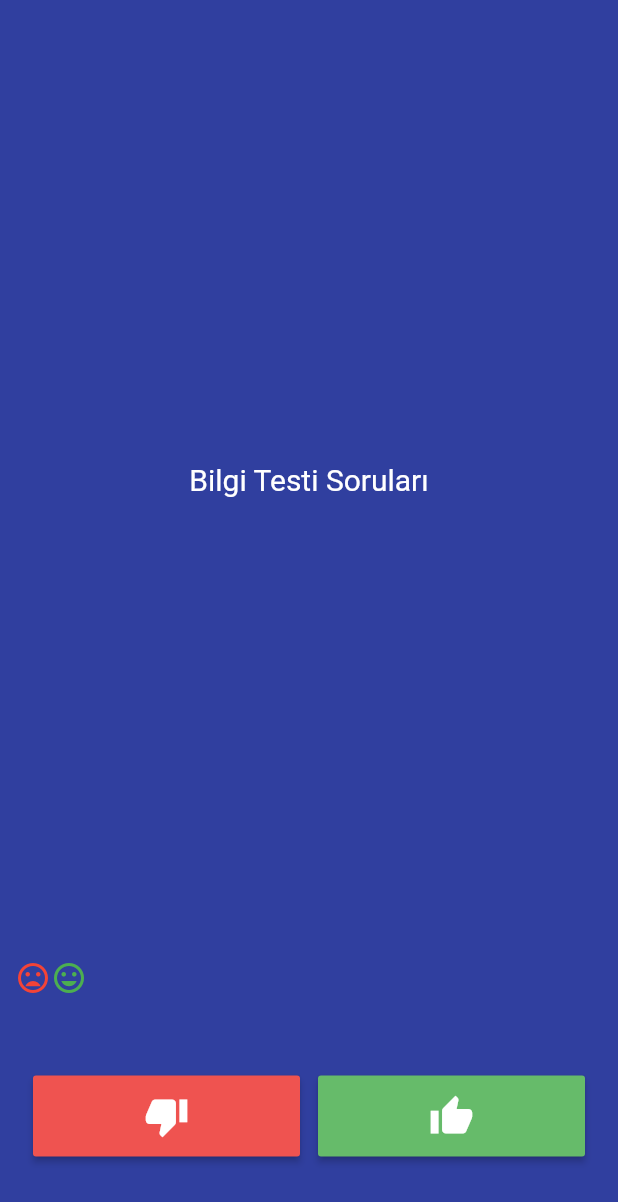
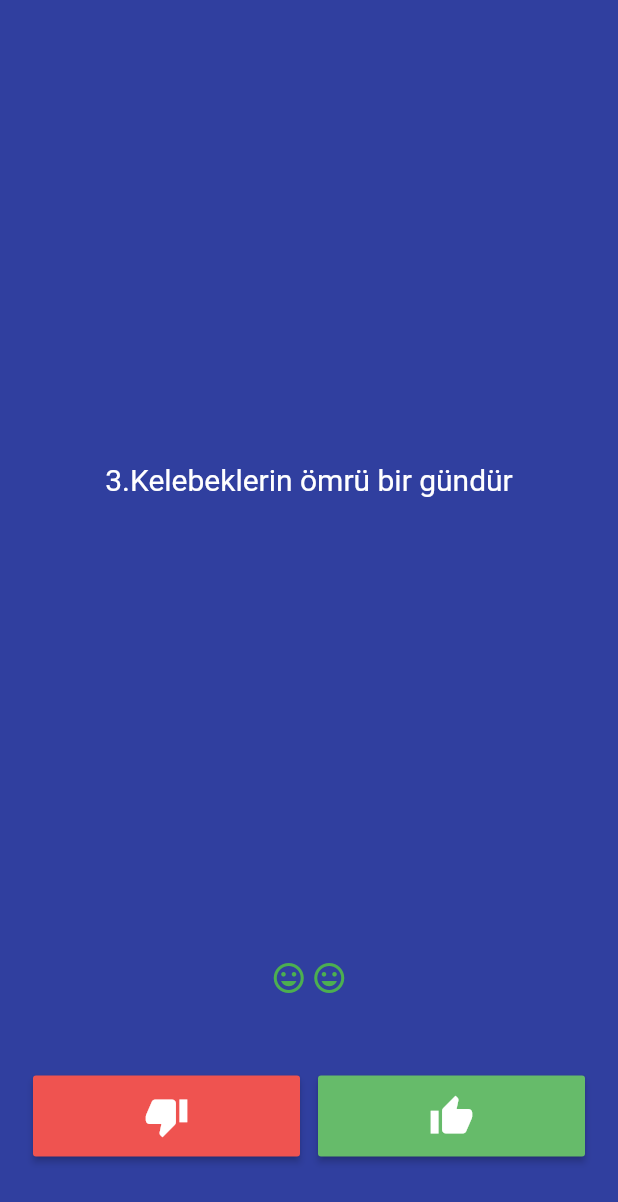
Before and after one commit to TemurBahri/bilgitesti, a Flutter app: the screen it shows after launch, after a tap on the "thumb down" icon, after a tap on the "thumb up" icon, on a phone screen of 412 x 824 dp. Shown: the top 1202 px of the screen. Run offline on Flutter 3.47's test engine with Material 2 defaults, Android fonts, the phone set to English and light mode, and no system bars.

Commit message:
Flutter Öğreniyorum 2

```diff
--- a/lib/main.dart
+++ b/lib/main.dart
@@ -26,6 +26,19 @@ class SoruSayfasi extends StatefulWidget {
 
 class _SoruSayfasiState extends State<SoruSayfasi> {
   List<Widget> secimler = [];
+  List<String> sorular = [
+    '1.Titanic gelmiş geçmiş en büyük gemidir',
+    '2.Dünyadaki tavuk sayısı insan sayısından fazladır',
+    '3.Kelebeklerin ömrü bir gündür',
+    '4.Dünya düzdür',
+    '5.Kaju fıstığı aslında bir meyvenin sapıdır',
+    '6.Fatih Sultan Mehmet hiç patates yememiştir',
+    '7.Fransızlar 80 demek için, 4 - 20 der'
+  ];
+
+  List<bool> yanitlar = [false, true, false, false, true, true];
+  int soruIndex = 0;
+
   @override
   Widget build(BuildContext context) {
     return Column(
@@ -38,7 +51,7 @@ class _SoruSayfasiState extends State<SoruSayfasi> {
             padding: EdgeInsets.all(10.0),
             child: Center(
               child: Text(
-                'Bilgi Testi Soruları',
+                sorular[soruIndex],
                 textAlign: TextAlign.center,
                 style: TextStyle(
                   fontSize: 20.0,
@@ -48,7 +61,12 @@ class _SoruSayfasiState extends State<SoruSayfasi> {
             ),
           ),
         ),
-        Row(children: secimler),
+        Wrap(
+          alignment: WrapAlignment.center,
+          spacing: 3,
+          children: secimler,
+          runSpacing: 3,
+        ),
         Expanded(
           flex: 1,
           child: Padding(
@@ -67,7 +85,13 @@ class _SoruSayfasiState extends State<SoruSayfasi> {
                           ),
                           onPressed: () {
                             setState(() {
-                              secimler.add(kYanlisIcon);
+                              if (yanitlar[soruIndex] == false) {
+                                secimler.add(kDogruIcon);
+                              } else {
+                                secimler.add(kYanlisIcon);
+                              }
+                              soruIndex++;
+                              //secimler.add(kYanlisIcon);
                             });
                           },
                         ))),
@@ -81,7 +105,13 @@ class _SoruSayfasiState extends State<SoruSayfasi> {
                           child: Icon(Icons.thumb_up, size: 30.0),
                           onPressed: () {
                             setState(() {
-                              secimler.add(kDogruIcon);
+                              if (yanitlar[soruIndex] == true) {
+                                secimler.add(kDogruIcon);
+                              } else {
+                                secimler.add(kYanlisIcon);
+                              }
+                              soruIndex++;
+                              //secimler.add(kYanlisIcon);
                             });
                           },
                         ))),
```
